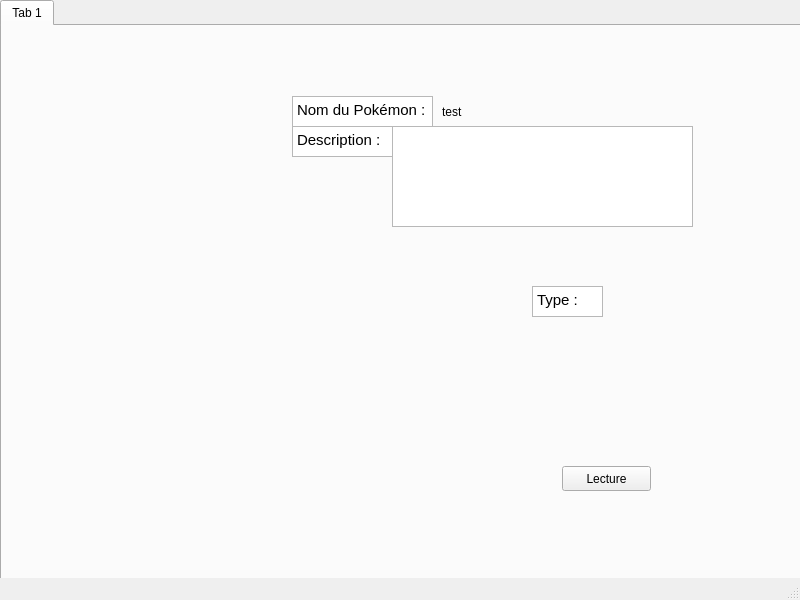
Old version of the form PokeGestion/gestion_page.ui in the repository Senqen/GestionPokemon.
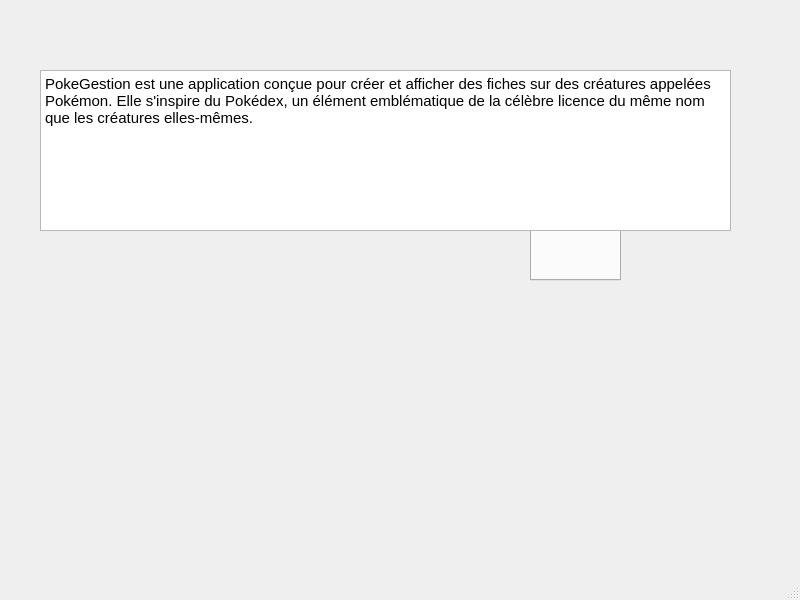
New version of the form. Icons and pictures are not drawn.

```diff
--- a/PokeGestion/gestion_page.ui
+++ b/PokeGestion/gestion_page.ui
@@ -17,10 +17,10 @@
    <widget class="QTabWidget" name="tabWidget">
     <property name="geometry">
      <rect>
-      <x>0</x>
-      <y>0</y>
-      <width>801</width>
-      <height>581</height>
+      <x>530</x>
+      <y>190</y>
+      <width>91</width>
+      <height>91</height>
      </rect>
     </property>
     <property name="currentIndex">
@@ -173,6 +173,42 @@
      </widget>
     </widget>
    </widget>
+   <widget class="QTextBrowser" name="textBrowser_4">
+    <property name="geometry">
+     <rect>
+      <x>40</x>
+      <y>70</y>
+      <width>691</width>
+      <height>161</height>
+     </rect>
+    </property>
+    <property name="html">
+     <string>&lt;!DOCTYPE HTML PUBLIC &quot;-//W3C//DTD HTML 4.0//EN&quot; &quot;http://www.w3.org/TR/REC-html40/strict.dtd&quot;&gt;
+&lt;html&gt;&lt;head&gt;&lt;meta name=&quot;qrichtext&quot; content=&quot;1&quot; /&gt;&lt;meta charset=&quot;utf-8&quot; /&gt;&lt;style type=&quot;text/css&quot;&gt;
+p, li { white-space: pre-wrap; }
+hr { height: 1px; border-width: 0; }
+li.unchecked::marker { content: &quot;\2610&quot;; }
+li.checked::marker { content: &quot;\2612&quot;; }
+&lt;/style&gt;&lt;/head&gt;&lt;body style=&quot; font-family:'Ubuntu'; font-size:11pt; font-weight:400; font-style:normal;&quot;&gt;
+&lt;p style=&quot; margin-top:0px; margin-bottom:0px; margin-left:0px; margin-right:0px; -qt-block-indent:0; text-indent:0px;&quot;&gt;PokeGestion est une application conçue pour créer et afficher des fiches sur des créatures appelées Pokémon. Elle s'inspire du Pokédex, un élément emblématique de la célèbre licence du même nom que les créatures elles-mêmes.&lt;/p&gt;&lt;/body&gt;&lt;/html&gt;</string>
+    </property>
+   </widget>
+   <widget class="QLabel" name="label">
+    <property name="geometry">
+     <rect>
+      <x>330</x>
+      <y>150</y>
+      <width>401</width>
+      <height>171</height>
+     </rect>
+    </property>
+    <property name="styleSheet">
+     <string notr="true">image: url(:/back/pokedex.png);</string>
+    </property>
+    <property name="text">
+     <string/>
+    </property>
+   </widget>
   </widget>
   <widget class="QMenuBar" name="menubar">
    <property name="geometry">
```
